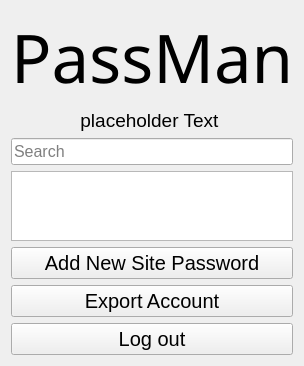
jts5374/PASSMAN-2.0, file AccountScreen.ui: the form before one commit.
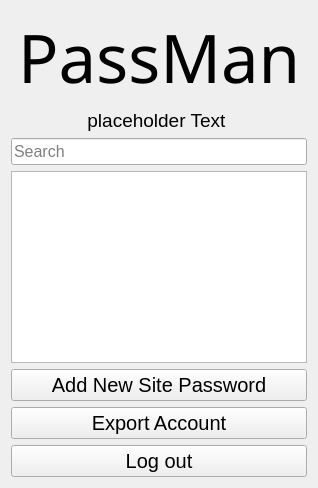
The form after the commit.

```diff
--- a/AccountScreen.ui
+++ b/AccountScreen.ui
@@ -6,8 +6,8 @@
    <rect>
     <x>0</x>
     <y>0</y>
-    <width>298</width>
-    <height>355</height>
+    <width>318</width>
+    <height>488</height>
    </rect>
   </property>
   <property name="windowTitle">
```
